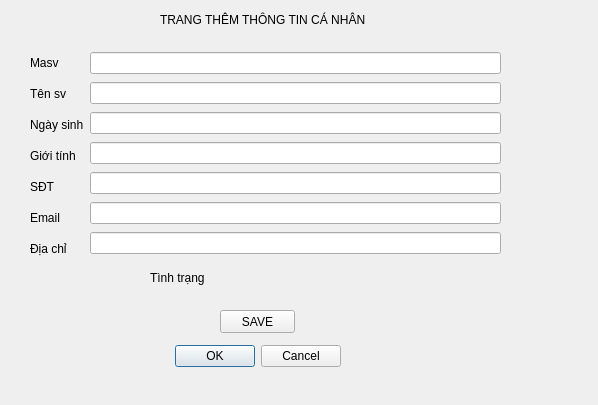
Quang-Phuc/CauPhan_C-, file QLSV/themthongtin.ui: the form before one commit.
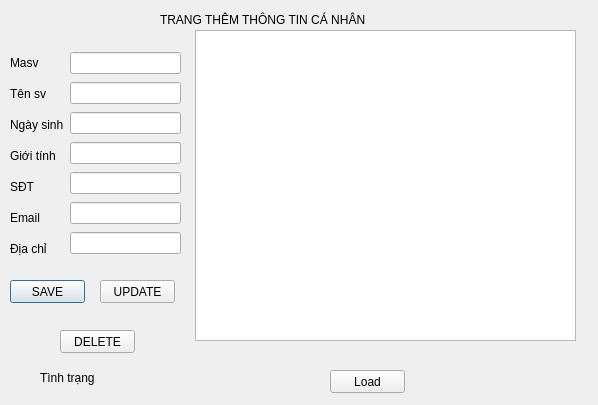
The form after the commit.

```diff
--- a/QLSV/themthongtin.ui
+++ b/QLSV/themthongtin.ui
@@ -13,22 +13,6 @@
   <property name="windowTitle">
    <string>Dialog</string>
   </property>
-  <widget class="QDialogButtonBox" name="buttonBox">
-   <property name="geometry">
-    <rect>
-     <x>0</x>
-     <y>340</y>
-     <width>341</width>
-     <height>32</height>
-    </rect>
-   </property>
-   <property name="orientation">
-    <enum>Qt::Horizontal</enum>
-   </property>
-   <property name="standardButtons">
-    <set>QDialogButtonBox::Cancel|QDialogButtonBox::Ok</set>
-   </property>
-  </widget>
   <widget class="QLabel" name="label">
    <property name="geometry">
     <rect>
@@ -45,8 +29,8 @@
   <widget class="QLabel" name="tinhtrang">
    <property name="geometry">
     <rect>
-     <x>150</x>
-     <y>270</y>
+     <x>40</x>
+     <y>370</y>
      <width>101</width>
      <height>16</height>
     </rect>
@@ -58,8 +42,8 @@
   <widget class="QPushButton" name="pushButton">
    <property name="geometry">
     <rect>
-     <x>220</x>
-     <y>310</y>
+     <x>10</x>
+     <y>280</y>
      <width>75</width>
      <height>23</height>
     </rect>
@@ -68,12 +52,12 @@
     <string>SAVE</string>
    </property>
   </widget>
-  <widget class="QWidget" name="">
+  <widget class="QWidget" name="layoutWidget">
    <property name="geometry">
     <rect>
-     <x>30</x>
+     <x>10</x>
      <y>50</y>
-     <width>471</width>
+     <width>171</width>
      <height>211</height>
     </rect>
    </property>
@@ -158,6 +142,55 @@
     </item>
    </layout>
   </widget>
+  <widget class="QPushButton" name="pushButton_2">
+   <property name="geometry">
+    <rect>
+     <x>100</x>
+     <y>280</y>
+     <width>75</width>
+     <height>23</height>
+    </rect>
+   </property>
+   <property name="text">
+    <string>UPDATE</string>
+   </property>
+  </widget>
+  <widget class="QPushButton" name="pushButton_3">
+   <property name="geometry">
+    <rect>
+     <x>60</x>
+     <y>330</y>
+     <width>75</width>
+     <height>23</height>
+    </rect>
+   </property>
+   <property name="text">
+    <string>DELETE</string>
+   </property>
+  </widget>
+  <widget class="QPushButton" name="Load">
+   <property name="geometry">
+    <rect>
+     <x>330</x>
+     <y>370</y>
+     <width>75</width>
+     <height>23</height>
+    </rect>
+   </property>
+   <property name="text">
+    <string>Load</string>
+   </property>
+  </widget>
+  <widget class="QTableView" name="tableView">
+   <property name="geometry">
+    <rect>
+     <x>195</x>
+     <y>30</y>
+     <width>381</width>
+     <height>311</height>
+    </rect>
+   </property>
+  </widget>
  </widget>
  <resources/>
  <connections>
```
Left out of the diff: 35 changed lines with no effect on the pictures.
